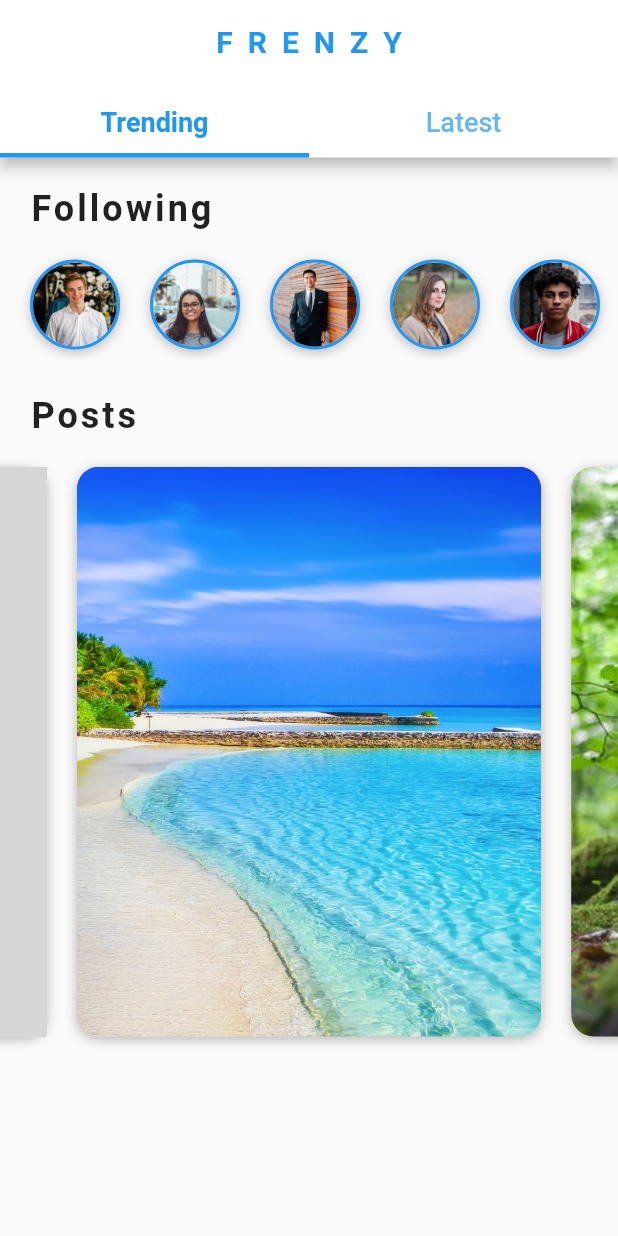
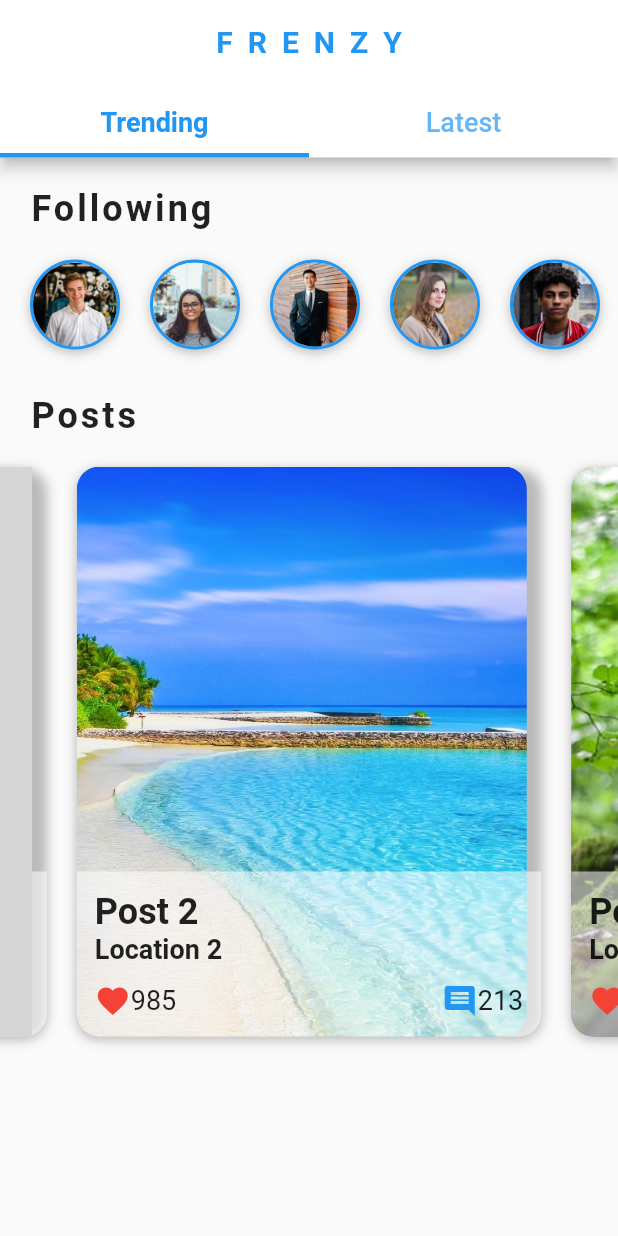
Before and after one commit to ShakriyaPanday/social_media, a Flutter app: the HomePage screen opened directly, swiped to page 3, on a phone screen of 412 x 824 dp. Run offline on Flutter 3.47's test engine with Material 2 defaults, Android fonts, the phone set to English and light mode, and no system bars; grey boxes are pictures that could not be loaded.

Commit message:
post info added

```diff
--- a/lib/widgets/post_carousel.dart
+++ b/lib/widgets/post_carousel.dart
@@ -25,7 +25,8 @@ class PageCarousel extends StatelessWidget {
               blurRadius: 6.0,
             )
           ]),
-      child: ClipRRect(
+      child: Stack(children: [
+        ClipRRect(
           borderRadius: BorderRadius.circular(15.0),
           child: Image(
             height: 400.0,
@@ -34,6 +35,72 @@ class PageCarousel extends StatelessWidget {
             fit: BoxFit.cover,
           ),
         ),
+        Positioned(
+          left: 0.0,
+          right: 0.0,
+          bottom: 0.0,
+          child: Container(
+            padding: const EdgeInsets.all(12.0),
+            height: 110.0,
+            decoration: const BoxDecoration(
+                color: Colors.white54,
+                borderRadius: BorderRadius.only(
+                  bottomLeft: Radius.circular(15.0),
+                  bottomRight: Radius.circular(15.0),
+                )),
+            child: Column(
+              crossAxisAlignment: CrossAxisAlignment.start,
+              mainAxisAlignment: MainAxisAlignment.end,
+              children: [
+                Text(
+                  post.title,
+                  style: const TextStyle(
+                      fontSize: 24.0, fontWeight: FontWeight.bold),
+                  overflow: TextOverflow.ellipsis,
+                ),
+                Text(
+                  post.location,
+                  style: const TextStyle(
+                      fontSize: 18.0, fontWeight: FontWeight.w600),
+                  overflow: TextOverflow.ellipsis,
+                ),
+                const SizedBox(
+                  height: 12.0,
+                ),
+                Row(
+                  mainAxisAlignment: MainAxisAlignment.spaceBetween,
+                  children: [
+                    Row(
+                      children: [
+                        const Icon(
+                          Icons.favorite,
+                          color: Colors.red,
+                        ),
+                        Text(
+                          post.likes.toString(),
+                          style: const TextStyle(fontSize: 18.0),
+                        ),
+                      ],
+                    ),
+                    Row(
+                      children: [
+                        Icon(
+                          Icons.comment,
+                          color: Theme.of(context).primaryColor,
+                        ),
+                        Text(
+                          post.comments.toString(),
+                          style: const TextStyle(fontSize: 18.0),
+                        ),
+                      ],
+                    )
+                  ],
+                )
+              ],
+            ),
+          ),
+        )
+      ]),
     );
   }
 
```
Lines whose indentation alone changed are shown as unchanged.
